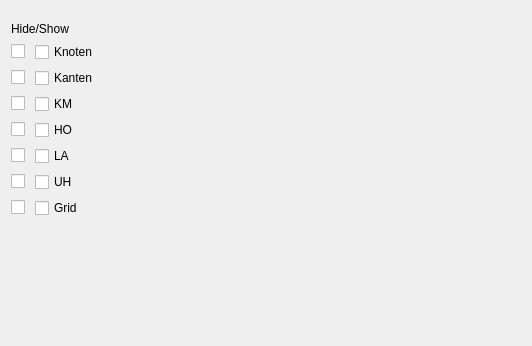
The window that AutoCADDB/qgraphicsmainwindow.ui (DB-Netz-AutomatedPlanning/AutoPlan-QT) describes before a commit, drawn with Qt 5.
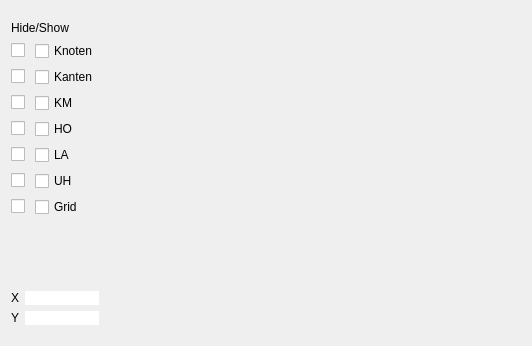
The same window after the commit.

The edit to the form file:
```diff
--- a/AutoCADDB/qgraphicsmainwindow.ui
+++ b/AutoCADDB/qgraphicsmainwindow.ui
@@ -13,9 +13,9 @@
   <property name="windowTitle">
    <string>Form</string>
   </property>
-  <layout class="QFormLayout" name="formLayout">
+  <layout class="QFormLayout" name="formLayout_2">
    <item row="0" column="0">
-    <layout class="QGridLayout" name="gridLayout_2">
+    <layout class="QGridLayout" name="gridLayout_5">
      <item row="0" column="0">
       <layout class="QGridLayout" name="gridLayout">
        <item row="0" column="0" colspan="2">
@@ -126,17 +126,87 @@
       </layout>
      </item>
      <item row="1" column="0">
-      <spacer name="verticalSpacer">
-       <property name="orientation">
-        <enum>Qt::Vertical</enum>
-       </property>
-       <property name="sizeHint" stdset="0">
-        <size>
-         <width>88</width>
-         <height>105</height>
-        </size>
-       </property>
-      </spacer>
+      <layout class="QGridLayout" name="gridLayout_4">
+       <item row="0" column="0">
+        <spacer name="verticalSpacer">
+         <property name="orientation">
+          <enum>Qt::Vertical</enum>
+         </property>
+         <property name="sizeHint" stdset="0">
+          <size>
+           <width>88</width>
+           <height>68</height>
+          </size>
+         </property>
+        </spacer>
+       </item>
+       <item row="1" column="0">
+        <layout class="QFormLayout" name="formLayout">
+         <item row="0" column="0">
+          <layout class="QGridLayout" name="gridLayout_3">
+           <item row="0" column="0">
+            <widget class="QLabel" name="lblXCoord">
+             <property name="autoFillBackground">
+              <bool>false</bool>
+             </property>
+             <property name="text">
+              <string>X</string>
+             </property>
+             <property name="alignment">
+              <set>Qt::AlignCenter</set>
+             </property>
+            </widget>
+           </item>
+           <item row="1" column="0">
+            <widget class="QLabel" name="lblYCoord">
+             <property name="autoFillBackground">
+              <bool>false</bool>
+             </property>
+             <property name="text">
+              <string>Y</string>
+             </property>
+             <property name="alignment">
+              <set>Qt::AlignCenter</set>
+             </property>
+            </widget>
+           </item>
+          </layout>
+         </item>
+         <item row="0" column="1">
+          <layout class="QGridLayout" name="gridLayout_2">
+           <item row="0" column="0">
+            <widget class="QLabel" name="valueXCoord">
+             <property name="autoFillBackground">
+              <bool>false</bool>
+             </property>
+             <property name="styleSheet">
+              <string notr="true">background-color: rgb(255, 255, 255);
+border-color: rgb(0, 0, 0);</string>
+             </property>
+             <property name="text">
+              <string/>
+             </property>
+            </widget>
+           </item>
+           <item row="1" column="0">
+            <widget class="QLabel" name="valueYCoord">
+             <property name="autoFillBackground">
+              <bool>false</bool>
+             </property>
+             <property name="styleSheet">
+              <string notr="true">background-color: rgb(255, 255, 255);
+border-color: rgb(0, 0, 0);</string>
+             </property>
+             <property name="text">
+              <string/>
+             </property>
+            </widget>
+           </item>
+          </layout>
+         </item>
+        </layout>
+       </item>
+      </layout>
      </item>
     </layout>
    </item>
```
Left out of the diff: 74 changed lines with no effect on the pictures.
